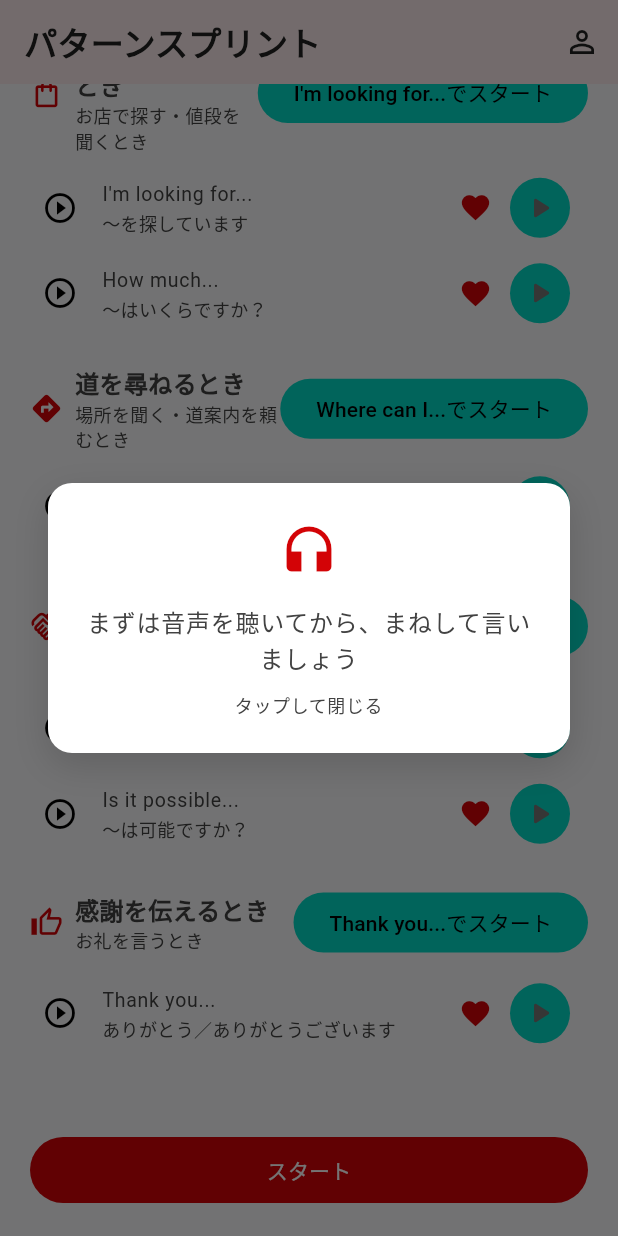
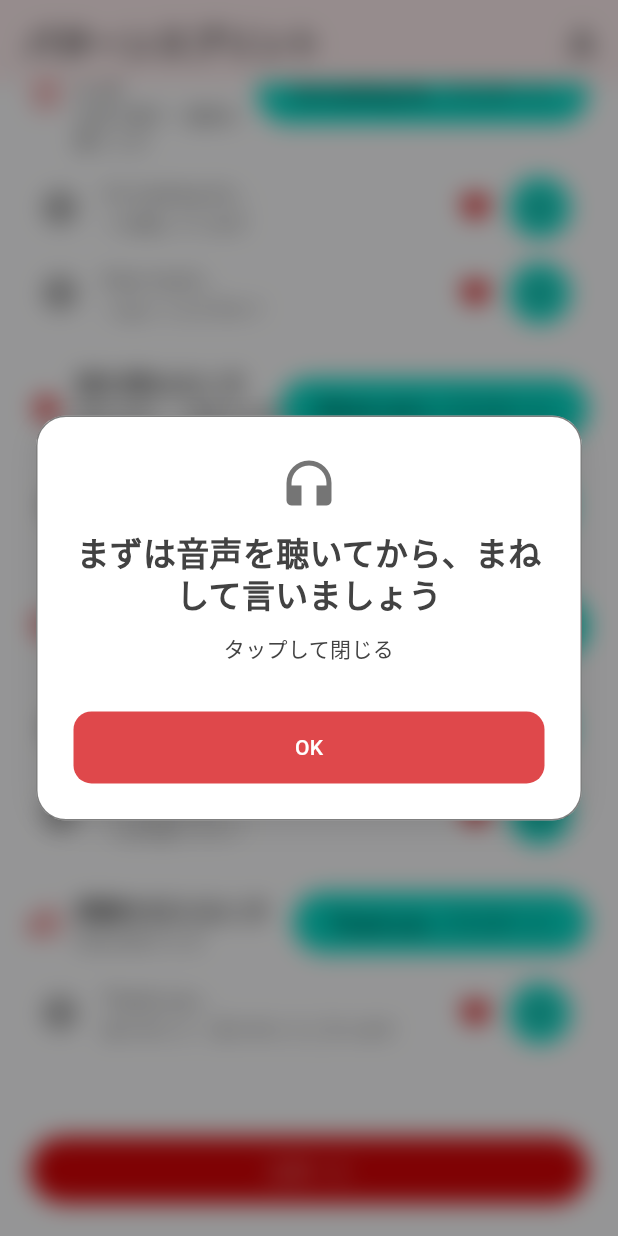
Before and after one commit to ideal-tomy/Engrowth_app, a Flutter app: the PatternSprintListScreen screen opened by its route, scrolled down 800 dp, on a phone screen of 412 x 824 dp. Run offline on Flutter 3.47's test engine with Material 3 defaults, Android fonts, the light colour scheme and no system bars; our stand-ins replace cached_network_image, csv, flutter_dotenv, flutter_riverpod, flutter_tts, go_router and 4 more; missing offline and left inert: dart:html, record; accounts and stored records are empty; network calls fail.

Commit message:
ポップアップテンプレ作成

```diff
--- a/lib/services/analytics_service.dart
+++ b/lib/services/analytics_service.dart
@@ -832,6 +832,31 @@ class AnalyticsService {
         },
       );
 
+  // 統一ポップアップテンプレート計測
+  void logEngrowthPopupShown({
+    required String variant,
+    String? sourceScreen,
+  }) =>
+      logEvent(
+        eventType: 'engrowth_popup_shown',
+        eventProperties: {
+          'variant': variant,
+          if (sourceScreen != null) 'source_screen': sourceScreen,
+        },
+      );
+
+  void logEngrowthPopupDismissed({
+    required String variant,
+    String? dismissReason,
+  }) =>
+      logEvent(
+        eventType: 'engrowth_popup_dismissed',
+        eventProperties: {
+          'variant': variant,
+          if (dismissReason != null) 'dismiss_reason': dismissReason,
+        },
+      );
+
   /// TTS 会話再生セッション計測（Phase 1: 症状時のボトルネック特定用）
   void logTtsPlaybackSession({
     required String conversationId,
--- a/lib/theme/engrowth_theme.dart
+++ b/lib/theme/engrowth_theme.dart
@@ -289,6 +289,28 @@ class EngrowthStaggerTokens {
   static const double staggerOffsetY = 0.02;
 }
 
+/// Motion Token: Popup（背景ぼかし + コンテンツ表示）
+/// Speak風のポップアップ振付（登場→滞在→退場）の基準値
+class EngrowthPopupTokens {
+  /// 背景ぼかしのフェードイン duration
+  static const Duration backdropDuration = Duration(milliseconds: 900);
+
+  /// 背景ぼかしの強さ
+  static const double backdropSigma = 8.0;
+
+  /// 背景ぼかしの curve
+  static const Curve backdropCurve = Curves.easeOutCubic;
+
+  /// コンテンツ表示までの待機時間（ぼかし完了後の余白）
+  static const Duration contentDelay = Duration(milliseconds: 300);
+
+  /// 退場アニメーションの duration
+  static const Duration exitDuration = Duration(milliseconds: 600);
+
+  /// 退場アニメーションの curve
+  static const Curve exitCurve = Curves.easeIn;
+}
+
 /// Phase B: ふわっと表示統一のアニメーション基準値（後方互換）
 /// 新規実装は EngrowthElementTokens / EngrowthStaggerTokens を参照すること
 @Deprecated('Use EngrowthElementTokens for switch, EngrowthStaggerTokens for stagger')
--- /dev/null
+++ b/lib/widgets/common/animated_backdrop.dart
@@ -0,0 +1,42 @@
+import 'dart:ui';
+
+import 'package:flutter/material.dart';
+
+import '../../theme/engrowth_theme.dart';
+
+/// Popup 用の背景ぼかしアニメーション。
+/// sigma 0 → EngrowthPopupTokens.backdropSigma へ Tween しつつ、暗いオーバーレイもフェードインする。
+class AnimatedBackdrop extends StatelessWidget {
+  const AnimatedBackdrop({
+    super.key,
+    required this.child,
+    this.duration,
+  });
+
+  final Widget child;
+  final Duration? duration;
+
+  @override
+  Widget build(BuildContext context) {
+    final effectiveDuration =
+        duration ?? EngrowthPopupTokens.backdropDuration;
+
+    return TweenAnimationBuilder<double>(
+      tween: Tween<double>(begin: 0, end: EngrowthPopupTokens.backdropSigma),
+      duration: effectiveDuration,
+      curve: EngrowthPopupTokens.backdropCurve,
+      builder: (context, sigma, _) {
+        final opacity =
+            (sigma / EngrowthPopupTokens.backdropSigma).clamp(0.0, 1.0);
+
+        return BackdropFilter(
+          filter: ImageFilter.blur(sigmaX: sigma, sigmaY: sigma),
+          child: Container(
+            color: Colors.black.withOpacity(0.4 * opacity),
+            child: child,
+          ),
+        );
+      },
+    );
+  }
+}
--- /dev/null
+++ b/lib/widgets/common/engrowth_popup.dart
@@ -0,0 +1,222 @@
+import 'package:flutter/material.dart';
+import 'package:flutter_riverpod/flutter_riverpod.dart';
+
+import '../../providers/analytics_provider.dart';
+import '../../theme/engrowth_theme.dart';
+import 'animated_backdrop.dart';
+import 'engrowth_card.dart';
+import 'engrowth_cta.dart';
+import 'stagger_reveal.dart';
+
+/// Speak風の高級感あるポップアップテンプレート。
+/// 背景ぼかし → コンテンツ段階表示 → 退場、を EngrowthPopupTokens に基づいて統一する。
+class EngrowthPopup extends ConsumerStatefulWidget {
+  const EngrowthPopup({
+    super.key,
+    this.hero,
+    this.title,
+    this.subtitle,
+    this.body,
+    this.primaryLabel,
+    this.onPrimary,
+    this.secondaryLabel,
+    this.onSecondary,
+    this.autoCloseAfter,
+    this.analyticsVariant,
+    this.analyticsSourceScreen,
+  });
+
+  final Widget? hero;
+  final String? title;
+  final String? subtitle;
+  final Widget? body;
+  final String? primaryLabel;
+  final VoidCallback? onPrimary;
+  final String? secondaryLabel;
+  final VoidCallback? onSecondary;
+  final Duration? autoCloseAfter;
+
+  /// 計測用バリアント名（例: listen_first / session_complete など）
+  final String? analyticsVariant;
+
+  /// 計測用スクリーン名
+  final String? analyticsSourceScreen;
+
+  static Future<T?> show<T>(
+    BuildContext context, {
+    Widget? hero,
+    String? title,
+    String? subtitle,
+    Widget? body,
+    String? primaryLabel,
+    VoidCallback? onPrimary,
+    String? secondaryLabel,
+    VoidCallback? onSecondary,
+    Duration? autoCloseAfter,
+    bool barrierDismissible = false,
+    String? analyticsVariant,
+    String? analyticsSourceScreen,
+  }) {
+    return showGeneralDialog<T>(
+      context: context,
+      barrierDismissible: barrierDismissible,
+      barrierLabel: MaterialLocalizations.of(context).modalBarrierDismissLabel,
+      barrierColor: Colors.transparent,
+      transitionDuration: EngrowthPopupTokens.backdropDuration,
+      pageBuilder: (context, _, __) {
+        return Center(
+          child: EngrowthPopup(
+            hero: hero,
+            title: title,
+            subtitle: subtitle,
+            body: body,
+            primaryLabel: primaryLabel,
+            onPrimary: onPrimary,
+            secondaryLabel: secondaryLabel,
+            onSecondary: onSecondary,
+            autoCloseAfter: autoCloseAfter,
+            analyticsVariant: analyticsVariant,
+            analyticsSourceScreen: analyticsSourceScreen,
+          ),
+        );
+      },
+      transitionBuilder: (context, animation, secondaryAnimation, child) {
+        return FadeTransition(
+          opacity: animation,
+          child: child,
+        );
+      },
+    );
+  }
+
+  @override
+  ConsumerState<EngrowthPopup> createState() => _EngrowthPopupState();
+}
+
+class _EngrowthPopupState extends ConsumerState<EngrowthPopup> {
+  bool _showContent = false;
+
+  @override
+  void initState() {
+    super.initState();
+    Future.delayed(EngrowthPopupTokens.contentDelay, () {
+      if (mounted) {
+        setState(() {
+          _showContent = true;
+        });
+      }
+    });
+
+    final variant = widget.analyticsVariant;
+    if (variant != null) {
+      WidgetsBinding.instance.addPostFrameCallback((_) {
+        if (!mounted) return;
+        ref.read(analyticsServiceProvider).logEngrowthPopupShown(
+              variant: variant,
+              sourceScreen: widget.analyticsSourceScreen,
+            );
+      });
+    }
+
+    if (widget.autoCloseAfter != null) {
+      Future.delayed(widget.autoCloseAfter!, () {
+        if (!mounted) return;
+        Navigator.of(context).maybePop();
+      });
+    }
+  }
+
+  List<Widget> _buildChildren(ColorScheme colorScheme, TextTheme textTheme) {
+    final children = <Widget>[];
+
+    if (widget.hero != null) {
+      children.add(Center(child: widget.hero!));
+    }
+
+    if (widget.title != null) {
+      children.add(Text(
+        widget.title!,
+        textAlign: TextAlign.center,
+        style: textTheme.titleLarge?.copyWith(
+          color: colorScheme.onSurface,
+        ),
+      ));
+    }
+
+    if (widget.subtitle != null) {
+      children.add(Text(
+        widget.subtitle!,
+        textAlign: TextAlign.center,
+        style: textTheme.bodyMedium?.copyWith(
+          color: colorScheme.onSurfaceVariant,
+        ),
+      ));
+    }
+
+    if (widget.body != null) {
+      children.add(widget.body!);
+    }
+
+    if (widget.primaryLabel != null || widget.secondaryLabel != null) {
+      children.add(const SizedBox(height: 8));
+    }
+
+    if (widget.primaryLabel != null) {
+      children.add(EngrowthPrimaryButton(
+        label: widget.primaryLabel!,
+        onPressed: widget.onPrimary,
+      ));
+    }
+
+    if (widget.secondaryLabel != null) {
+      children.add(const SizedBox(height: 8));
+      children.add(EngrowthSecondaryButton(
+        label: widget.secondaryLabel!,
+        onPressed: widget.onSecondary,
+      ));
+    }
+
+    return children;
+  }
+
+  @override
+  Widget build(BuildContext context) {
+    final theme = Theme.of(context);
+    final colorScheme = theme.colorScheme;
+    final textTheme = theme.textTheme;
+
+    final children = _buildChildren(colorScheme, textTheme);
+
+    return Material(
+      type: MaterialType.transparency,
+      child: AnimatedBackdrop(
+        child: Center(
+          child: Padding(
+            padding: const EdgeInsets.symmetric(horizontal: 24),
+            child: EngrowthCard(
+              borderRadius: 20,
+              padding: const EdgeInsets.all(24),
+              child: StaggerReveal(
+                play: _showContent,
+                children: [
+                  ..._interleaveSpacing(children),
+                ],
+              ),
+            ),
+          ),
+        ),
+      ),
+    );
+  }
+
+  List<Widget> _interleaveSpacing(List<Widget> children) {
+    final result = <Widget>[];
+    for (var i = 0; i < children.length; i++) {
+      result.add(children[i]);
+      if (i != children.length - 1) {
+        result.add(const SizedBox(height: 12));
+      }
+    }
+    return result;
+  }
+}
--- a/lib/widgets/guided_flow/listen_first_popup.dart
+++ b/lib/widgets/guided_flow/listen_first_popup.dart
@@ -1,27 +1,14 @@
 import 'package:flutter/material.dart';
 import 'package:flutter/services.dart';
 
-import '../../theme/engrowth_theme.dart';
+import '../common/engrowth_popup.dart';
 
 /// Speak風ガイドフロー: 「まずは音声を最後まで聴いてください」ポップアップ
-/// タップで閉じ、閉じた後に再生ボタンを出現させるトリガーとして使用
-class ListenFirstPopup extends StatefulWidget {
-  const ListenFirstPopup({
-    super.key,
-    this.message = 'まずは音声を最後まで聴いてください',
-    required this.onDismiss,
-    this.contentType,
-    this.contentId,
-    this.onShown,
-  });
+/// EngrowthPopup テンプレートを用いて実装する。
+class ListenFirstPopup {
+  const ListenFirstPopup._();
 
-  final String message;
-  final VoidCallback onDismiss;
-  final String? contentType;
-  final String? contentId;
-  final VoidCallback? onShown;
-
-  /// モーダルで表示。タップで閉じると onDismiss を呼ぶ
+  /// モーダルで表示。閉じると onDismiss を呼ぶ。
   static Future<void> show(
     BuildContext context, {
     String message = 'まずは音声を最後まで聴いてください',
@@ -29,135 +16,22 @@ class ListenFirstPopup extends StatefulWidget {
     String? contentType,
     String? contentId,
     VoidCallback? onShown,
-  }) {
-    return showDialog<void>(
-      context: context,
-      barrierColor: Colors.black54,
-      barrierDismissible: false,
-      builder: (context) => PopScope(
-        canPop: false,
-        child: ListenFirstPopup(
-          message: message,
-          onDismiss: onDismiss,
-          contentType: contentType,
-          contentId: contentId,
-          onShown: onShown,
-        ),
-      ),
-    );
-  }
+  }) async {
+    HapticFeedback.selectionClick();
+    WidgetsBinding.instance.addPostFrameCallback((_) => onShown?.call());
 
-  @override
-  State<ListenFirstPopup> createState() => _ListenFirstPopupState();
-}
-
-class _ListenFirstPopupState extends State<ListenFirstPopup>
-    with SingleTickerProviderStateMixin {
-  late AnimationController _controller;
-  late Animation<double> _fadeAnimation;
-  late Animation<Offset> _slideAnimation;
-
-  @override
-  void initState() {
-    super.initState();
-    _controller = AnimationController(
-      duration: EngrowthElementTokens.switchDuration,
-      vsync: this,
-    );
-    _fadeAnimation = CurvedAnimation(
-      parent: _controller,
-      curve: EngrowthElementTokens.switchCurveIn,
-    );
-    _slideAnimation = Tween<Offset>(
-      begin: Offset(0, EngrowthElementTokens.switchOffsetY),
-      end: Offset.zero,
-    ).animate(CurvedAnimation(
-      parent: _controller,
-      curve: EngrowthElementTokens.switchCurveIn,
-    ));
-    _controller.forward();
-    WidgetsBinding.instance.addPostFrameCallback((_) => widget.onShown?.call());
-  }
-
-  @override
-  void dispose() {
-    _controller.dispose();
-    super.dispose();
-  }
-
-  void _dismiss() {
-    if (!mounted) return;
-    HapticFeedback.selectionClick();
-    Navigator.of(context).pop();
-    widget.onDismiss();
-  }
-
-  @override
-  Widget build(BuildContext context) {
-    final colorScheme = Theme.of(context).colorScheme;
-    final textTheme = Theme.of(context).textTheme;
-
-    return FadeTransition(
-      opacity: _fadeAnimation,
-      child: SlideTransition(
-        position: _slideAnimation,
-        child: GestureDetector(
-          onTap: _dismiss,
-          behavior: HitTestBehavior.opaque,
-          child: Center(
-            child: GestureDetector(
-              onTap: _dismiss,
-              child: Material(
-                color: Colors.transparent,
-                child: Container(
-                  margin: const EdgeInsets.symmetric(horizontal: 32),
-                  padding: const EdgeInsets.all(24),
-                  decoration: BoxDecoration(
-                    color: colorScheme.surface,
-                    borderRadius: BorderRadius.circular(16),
-                    boxShadow: [
-                      BoxShadow(
-                        color: Colors.black.withOpacity(0.15),
-                        blurRadius: 20,
-                        offset: const Offset(0, 8),
-                      ),
-                    ],
-                  ),
-                  child: Column(
-                    mainAxisSize: MainAxisSize.min,
-                    crossAxisAlignment: CrossAxisAlignment.stretch,
-                    children: [
-                      Icon(
-                        Icons.headphones,
-                        size: 40,
-                        color: colorScheme.primary,
-                      ),
-                      const SizedBox(height: 16),
-                      Text(
-                        widget.message,
-                        style: textTheme.bodyLarge?.copyWith(
-                          color: colorScheme.onSurface,
-                          height: 1.5,
-                        ),
-                        textAlign: TextAlign.center,
-                      ),
-                      const SizedBox(height: 12),
-                      Text(
-                        'タップして閉じる',
-                        style: textTheme.bodySmall?.copyWith(
-                          color: colorScheme.onSurfaceVariant,
-                          fontSize: 12,
-                        ),
-                        textAlign: TextAlign.center,
-                      ),
-                    ],
-                  ),
-                ),
-              ),
-            ),
-          ),
-        ),
-      ),
+    await EngrowthPopup.show<void>(
+      context,
+      hero: const Icon(Icons.headphones, size: 40),
+      title: message,
+      subtitle: 'タップして閉じる',
+      primaryLabel: 'OK',
+      onPrimary: () {
+        Navigator.of(context).pop();
+        onDismiss();
+      },
+      analyticsVariant: 'listen_first',
+      analyticsSourceScreen: contentType,
     );
   }
 }
--- a/lib/widgets/session_complete_dialog.dart
+++ b/lib/widgets/session_complete_dialog.dart
@@ -1,14 +1,14 @@
 import 'package:flutter/material.dart';
 import 'package:flutter_riverpod/flutter_riverpod.dart';
 import 'package:go_router/go_router.dart';
+
+import '../providers/analytics_provider.dart';
+import '../providers/sentence_provider.dart';
 import '../providers/user_stats_provider.dart';
-import '../providers/sentence_provider.dart';
-import '../providers/analytics_provider.dart';
-import 'common/engrowth_card.dart';
-import 'common/engrowth_cta.dart';
+import 'common/engrowth_popup.dart';
 
 /// Quick30/Focus3 セッション完了時の習慣化ダイアログ
-/// 達成感・連続日数・次タスクをワンタップで提案
+/// EngrowthPopup テンプレートを用いて、高級感のある演出と次アクション提示を行う。
 class SessionCompleteDialog extends ConsumerWidget {
   final String sessionLabel;
   final VoidCallback? onStartAnother;
@@ -21,40 +21,14 @@ class SessionCompleteDialog extends ConsumerWidget {
 
   @override
   Widget build(BuildContext context, WidgetRef ref) {
-    final colorScheme = Theme.of(context).colorScheme;
     final statsAsync = ref.watch(userStatsProvider);
     final recommendedAsync = ref.watch(recommendedSentenceProvider);
+    final colorScheme = Theme.of(context).colorScheme;
 
-    return Dialog(
-      backgroundColor: Colors.transparent,
-      insetPadding: const EdgeInsets.symmetric(horizontal: 24),
-      child: EngrowthCard(
-        padding: const EdgeInsets.all(24),
-        borderRadius: 20,
-        child: Column(
-          mainAxisSize: MainAxisSize.min,
-          children: [
-            Icon(Icons.check_circle, size: 56, color: colorScheme.primary),
-            const SizedBox(height: 16),
-            Text(
-              'セッション完了！',
-              style: TextStyle(
-                fontSize: 20,
-                fontWeight: FontWeight.bold,
-                color: colorScheme.onSurface,
-              ),
-            ),
-            const SizedBox(height: 4),
-            Text(
-              sessionLabel,
-              style: TextStyle(
-                fontSize: 14,
-                color: colorScheme.onSurfaceVariant,
-              ),
-            ),
-            const SizedBox(height: 20),
+    Widget? streakChip;
     statsAsync.when(
-              data: (stats) => Container(
+      data: (stats) {
+        streakChip = Container(
           padding: const EdgeInsets.symmetric(horizontal: 16, vertical: 10),
           decoration: BoxDecoration(
             color: colorScheme.primaryContainer.withOpacity(0.5),
@@ -63,7 +37,7 @@ class SessionCompleteDialog extends ConsumerWidget {
           child: Row(
             mainAxisSize: MainAxisSize.min,
             children: [
-                    Text('\u{1F525}', style: TextStyle(fontSize: 24)),
+              const Text('🔥', style: TextStyle(fontSize: 24)),
               const SizedBox(width: 8),
               Text(
                 '${stats.streakCount}日連続',
@@ -75,11 +49,17 @@ class SessionCompleteDialog extends ConsumerWidget {
               ),
             ],
           ),
-              ),
-              loading: () => const SizedBox(height: 44),
-              error: (_, __) => const SizedBox.shrink(),
-            ),
-            const SizedBox(height: 24),
+        );
+      },
+      loading: () {},
+      error: (_, __) {},
+    );
+
+    final body = Column(
+      mainAxisSize: MainAxisSize.min,
+      children: [
+        if (streakChip != null) streakChip!,
+        const SizedBox(height: 16),
         Text(
           '次にやること',
           style: TextStyle(
@@ -88,14 +68,21 @@ class SessionCompleteDialog extends ConsumerWidget {
             color: colorScheme.onSurfaceVariant,
           ),
         ),
-            const SizedBox(height: 12),
-            EngrowthPrimaryButton(
-              label: recommendedAsync.valueOrNull != null
+      ],
+    );
+
+    return EngrowthPopup(
+      hero: const Icon(Icons.check_circle, size: 56),
+      title: 'セッション完了！',
+      subtitle: sessionLabel,
+      body: body,
+      primaryLabel: recommendedAsync.valueOrNull != null
           ? 'もう1セット続ける'
           : '学習を続ける',
-              icon: Icons.play_arrow,
-              onPressed: () {
-                ref.read(analyticsServiceProvider).logNextTaskAccepted(nextType: 'study');
+      onPrimary: () {
+        ref
+            .read(analyticsServiceProvider)
+            .logNextTaskAccepted(nextType: 'study');
         Navigator.of(context).pop();
         if (onStartAnother != null) {
           onStartAnother!();
@@ -103,18 +90,13 @@ class SessionCompleteDialog extends ConsumerWidget {
           context.push('/study');
         }
       },
-            ),
-            const SizedBox(height: 10),
-            EngrowthSecondaryButton(
-              label: 'ホームへ',
-              onPressed: () {
+      secondaryLabel: 'ホームへ',
+      onSecondary: () {
         Navigator.of(context).pop();
         context.go('/home');
       },
-            ),
-          ],
-        ),
-      ),
+      analyticsVariant: 'session_complete',
+      analyticsSourceScreen: 'session',
     );
   }
 }
```
Also changed, not shown: 1 other file. Lines whose indentation alone changed are shown as unchanged.
